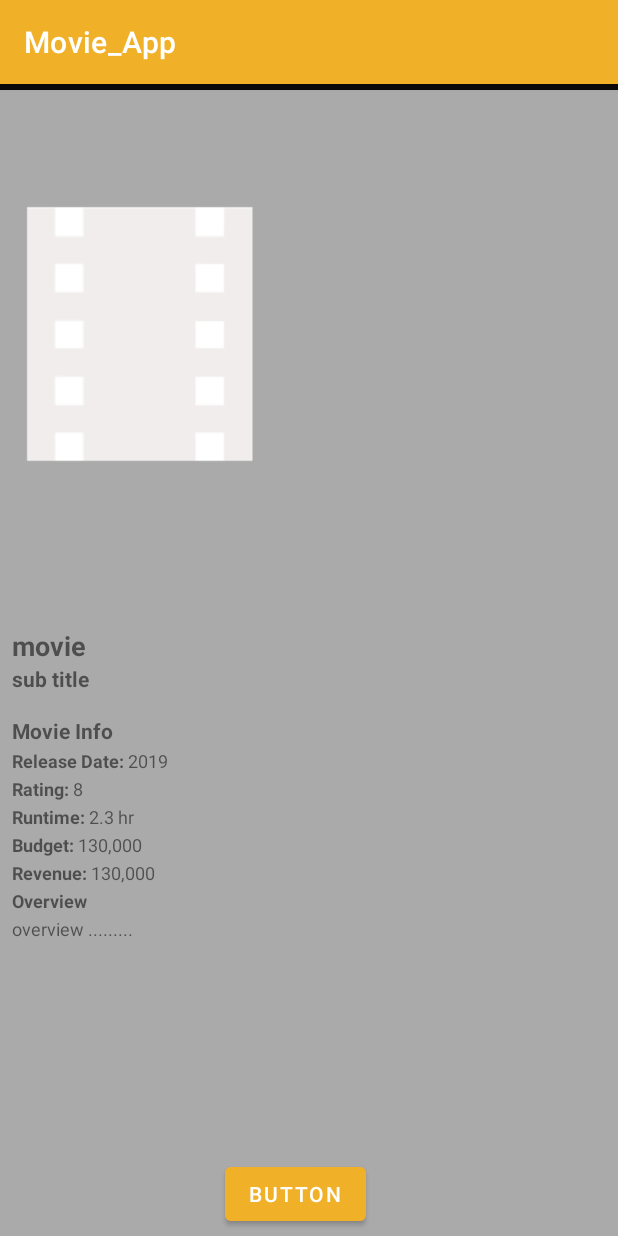
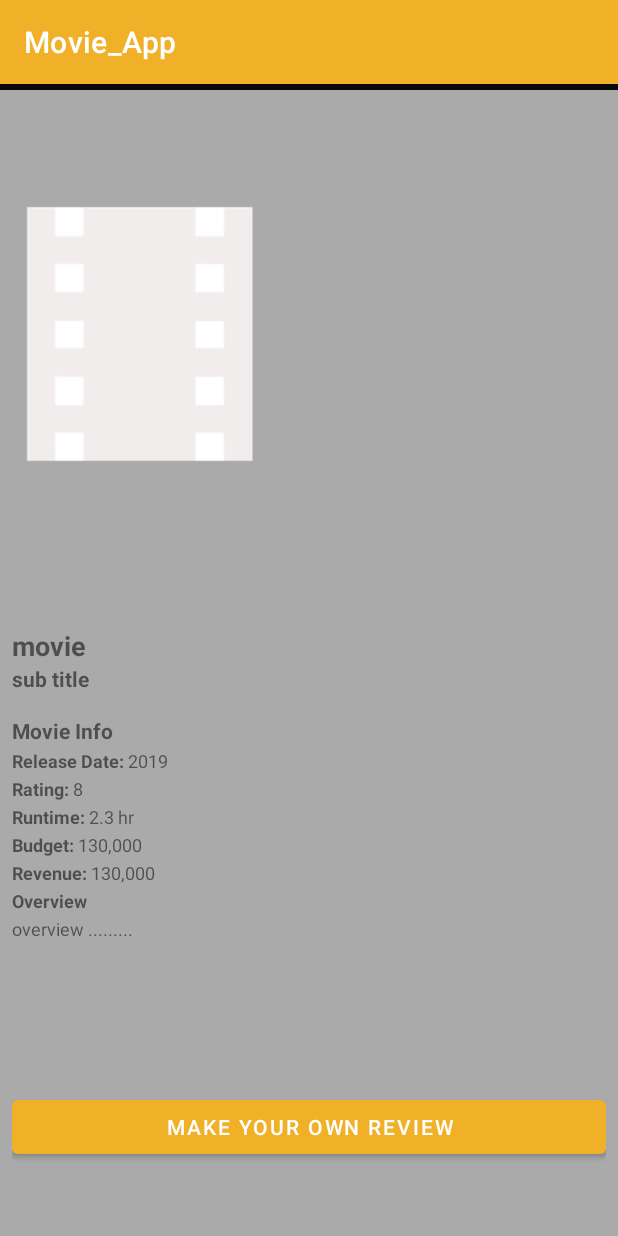
Before and after one commit to Malerhjerne/Android_MovieApp, an Android app: the fragment MovieFragment placed in its activity, on a phone screen of 412 x 824 dp. Run offline under Robolectric (Android 15) with nearby library versions, the phone set to English and light mode, and no system bars; our stand-ins replace Room's generated code; pictures from the network do not load.

Commit message:
Adding Database

```diff
--- a/app/build.gradle
+++ b/app/build.gradle
@@ -125,4 +125,8 @@ dependencies {
     implementation "androidx.fragment:fragment:$fragment_version"
     // Kotlin
     implementation "androidx.fragment:fragment-ktx:$fragment_version"
+
+
+
+
 }
--- a/app/src/main/java/com/example/movie_app/MovieFragment.kt
+++ b/app/src/main/java/com/example/movie_app/MovieFragment.kt
@@ -6,14 +6,21 @@ import android.util.Log
 import android.view.LayoutInflater
 import android.view.View
 import android.view.ViewGroup
+import android.widget.Button
 import android.widget.TextView
 import androidx.fragment.app.Fragment
+import androidx.fragment.app.FragmentActivity
+import androidx.fragment.app.commit
+import androidx.fragment.app.replace
+import kotlinx.coroutines.InternalCoroutinesApi
 
 class MovieFragment : Fragment() {
+
     override fun onCreate(savedInstanceState: Bundle?) {
         super.onCreate(savedInstanceState);
 
        var movID = arguments?.getLong("movID")
+
         /*
         bundle.putString("movTitle", movieList[position].title)
         bundle.putString("movOverview", movieList[position].overview)
@@ -22,13 +29,10 @@ class MovieFragment : Fragment() {
         bundle.putFloat("movAvgRating", movieList[position].rating)
         bundle.putString("movReleaseDate", movieList[position].releaseDate)
         */
-
         Log.i("CHEK FRAGMENT", movID.toString())
-
-
-
     }
 
+    @InternalCoroutinesApi
     override fun onCreateView(
         inflater: LayoutInflater,
         container: ViewGroup?,
@@ -36,15 +40,22 @@ class MovieFragment : Fragment() {
     ): View? {
         val v = inflater.inflate(R.layout.fragment_movie, container, false)
         val textView = v.findViewById<TextView>(R.id.movie_title)
-
-
-
-
-
-
+        val databaseBtn = v.findViewById<Button>(R.id.databaseBtn)
+       val view = view
+        databaseBtn.setOnClickListener { openMovieReviewFragment()}
 
         return v
     }
 
 
+ @InternalCoroutinesApi
+ fun openMovieReviewFragment(){
+
+
+     this.activity?.supportFragmentManager?.commit {
+         setReorderingAllowed(true)
+         replace<MovieReviewFragment>(R.id.fragment)
+
+         addToBackStack("UpcomingFragment")}
+ }
 }
--- a/app/src/main/java/com/example/movie_app/adapters/PopularMovieAdapter.kt
+++ b/app/src/main/java/com/example/movie_app/adapters/PopularMovieAdapter.kt
@@ -14,7 +14,7 @@ import androidx.fragment.app.commit
 import androidx.fragment.app.replace
 import androidx.recyclerview.widget.RecyclerView
 import com.bumptech.glide.Glide
-import com.example.movie_app.BlueFragment
+
 import com.example.movie_app.MovieFragment
 import com.example.movie_app.OnItemClickListener
 import com.example.movie_app.R
@@ -26,7 +26,7 @@ private const val api_url = "https://image.tmdb.org/t/p/w342/"
 /*https://image.tmdb.org/t/p/w342/pgqgaUx1cJb5oZQQ5v0tNARCeBp.jpg*/
 class PopularMovieAdapter() : RecyclerView.Adapter<PopularMovieAdapter.ViewHolder>() {
 
-    //var movieList = ArrayList<MovieModel>()       // used when calling api from adapter -- now api is called in viewmodel
+
     var movieViewModel = MovieViewModel()
     var movieList = movieViewModel.moviePopularArrayList
     private var pageCounter:Int = 1;
--- a/app/src/main/java/com/example/movie_app/adapters/TopRatedMovieAdapter.kt
+++ b/app/src/main/java/com/example/movie_app/adapters/TopRatedMovieAdapter.kt
@@ -13,7 +13,7 @@ import androidx.fragment.app.commit
 import androidx.fragment.app.replace
 import androidx.recyclerview.widget.RecyclerView
 import com.bumptech.glide.Glide
-import com.example.movie_app.BlueFragment
+
 import com.example.movie_app.MovieFragment
 import com.example.movie_app.OnItemClickListener
 import com.example.movie_app.R
--- a/app/src/main/java/com/example/movie_app/adapters/UpcomingMovieAdapter.kt
+++ b/app/src/main/java/com/example/movie_app/adapters/UpcomingMovieAdapter.kt
@@ -15,7 +15,7 @@ import androidx.fragment.app.*
 import androidx.recyclerview.widget.RecyclerView
 import com.bumptech.glide.Glide
 import com.example.movie_app.MovieFragment
-import com.example.movie_app.BlueFragment
+
 import com.example.movie_app.OnItemClickListener
 import com.example.movie_app.R
 import com.example.movie_app.models.MovieModel
--- /dev/null
+++ b/app/src/main/java/com/example/movie_app/database/MovieAppDatabase.kt
@@ -0,0 +1,40 @@
+package com.example.movie_app.database
+
+import android.content.Context
+import androidx.room.Database
+import androidx.room.Room
+import androidx.room.RoomDatabase
+import com.example.movie_app.models.UserReview
+import kotlinx.coroutines.InternalCoroutinesApi
+
+
+@Database(entities = [UserReview::class],version = 1, exportSchema = false)
+abstract class MovieAppDatabase : RoomDatabase() {
+
+    abstract fun userReviewDao():UserReviewDao  // For each DAO class that is associated with the database, the database class must define an abstract method that has zero arguments and returns an instance of the DAO class
+
+    @InternalCoroutinesApi
+    companion object{
+        // Singelton - only one database at same time
+        @Volatile
+        private var INSTANCE:MovieAppDatabase? =null
+
+
+        fun getDatabase (context: Context):MovieAppDatabase?{
+            //if ithe instance is not null - return it else create database
+            if(INSTANCE == null) {
+                //return INSTANCE ?: synchronized(this){
+
+                INSTANCE = Room.databaseBuilder(
+                    context.applicationContext,
+                    MovieAppDatabase::class.java,
+                    "UserReviews"
+                ).build()           // allowOnmainthred.build
+                //  INSTANCE =instance
+                // instance
+            }
+            return INSTANCE
+        }
+
+    }
+}
--- /dev/null
+++ b/app/src/main/java/com/example/movie_app/database/UserReviewDao.kt
@@ -0,0 +1,35 @@
+package com.example.movie_app.database
+import androidx.room.*
+import com.example.movie_app.models.UserReview
+
+
+@Dao
+interface UserReviewDao {
+    //  @Insert(onConflict = OnConflictStrategy.REPLACE)
+    @Insert
+    suspend fun insertAll(vararg users: UserReview)             // Inserting Object - Can have more than one Parameter
+
+    @Delete
+    suspend fun delete(user: UserReview)                           // Convenience methods that let you insert, update, and delete rows in your database without writing any SQL code.
+
+    @Query("DELETE FROM UserReview")
+    suspend fun deleteAll()
+
+    @Query("Select * From UserReview")                  // Query methods that let you write your own SQL query to interact with the database.
+    suspend fun getAll(): List<UserReview>
+
+    @Update
+    suspend fun update(user: UserReview): Int
+
+    @Query("SELECT COUNT(*) from UserReview")
+    suspend fun countReviews(): Int
+/*
+ Parameter Exampel
+    @Query("SELECT * FROM user WHERE age > :minAge")
+    fun loadAllUsersOlderThan(minAge: Int): Array<User>
+   */
+}
+
+/* Documentation
+* https://developer.android.com/training/data-storage/room/accessing-data#kotlin
+*/
--- /dev/null
+++ b/app/src/main/java/com/example/movie_app/models/UserReview.kt
@@ -0,0 +1,19 @@
+package com.example.movie_app.models
+
+import androidx.room.ColumnInfo
+import androidx.room.Entity
+import androidx.room.PrimaryKey
+
+//@Entity(tableName = "UserReview")
+@Entity
+data class UserReview(   /* By default, Room uses the class name as the database table name.  */
+
+    //  @PrimaryKey(autoGenerate = true) var uid: Int = 1,
+    @PrimaryKey() val uid:Int,
+    @ColumnInfo(name= "userame") val userName:String?,
+    @ColumnInfo(name="user_rating") val userRating:Int?,
+    @ColumnInfo(name="user_comment") val userComment:String?
+
+
+
+)
--- a/app/src/main/java/com/example/movie_app/views/MainActivity.kt
+++ b/app/src/main/java/com/example/movie_app/views/MainActivity.kt
@@ -12,14 +12,20 @@ import androidx.fragment.app.commit
 import androidx.lifecycle.ViewModelProvider
 import androidx.recyclerview.widget.LinearLayoutManager
 import androidx.recyclerview.widget.RecyclerView
-import com.example.movie_app.BlueFragment
+
 import com.example.movie_app.MovieFragment
 import com.example.movie_app.R
 import com.example.movie_app.adapters.PopularMovieAdapter
 import com.example.movie_app.adapters.TopRatedMovieAdapter
 import com.example.movie_app.adapters.UpcomingMovieAdapter
+import com.example.movie_app.database.MovieAppDatabase
 import com.example.movie_app.models.MovieModel
+import com.example.movie_app.models.UserReview
 import com.example.movie_app.viewmodels.MovieViewModel
+import kotlinx.coroutines.CoroutineScope
+import kotlinx.coroutines.Dispatchers
+import kotlinx.coroutines.InternalCoroutinesApi
+import kotlinx.coroutines.launch
 
 class MainActivity : AppCompatActivity(){
     /*ViewModel */
@@ -43,14 +49,32 @@ class MainActivity : AppCompatActivity(){
     private lateinit var recyclerViewTopRatedMovies: RecyclerView
     private lateinit var layoutManagerTopRated: RecyclerView.LayoutManager
 
+    private lateinit var movieReviewDB : MovieAppDatabase
+    private lateinit var userReview: UserReview
 
+    @InternalCoroutinesApi
     override fun onCreate(savedInstanceState: Bundle?) {
         super.onCreate(savedInstanceState)
         popularMovieAdapter = PopularMovieAdapter()
         upcomingMovieAdapter = UpcomingMovieAdapter()
         topRatedMovieAdapter = TopRatedMovieAdapter()
 
+        CoroutineScope(Dispatchers.IO).launch {
 
+
+
+            movieReviewDB = MovieAppDatabase.getDatabase(applicationContext)!!
+            if(movieReviewDB.userReviewDao().countReviews() == 0){
+
+                userReview = UserReview(
+                    uid = 1,
+                    userName = "TestPerson",
+                    userRating = 3,
+                    userComment = "SomeComment"
+
+                )
+            }
+        }
 
         setContentView(R.layout.activity_main)
         val view = this.window.decorView
@@ -135,15 +159,5 @@ class MainActivity : AppCompatActivity(){
 
     }
 
-     /*Function dosent work  */
-    fun startFragment(bundle: Bundle){
 
-            val movFragment = BlueFragment()
-        movFragment.setArguments(bundle)
-            supportFragmentManager.commit {
-                setReorderingAllowed(true)
-                add<BlueFragment>(R.id.fragment)
-
-    }
 }
-}
--- a/app/src/main/res/layout-land/activity_main.xml
+++ b/app/src/main/res/layout-land/activity_main.xml
@@ -6,12 +6,6 @@
     android:layout_width="match_parent"
     android:layout_height="match_parent"
     tools:context=".views.MainActivity">
-
-    <androidx.fragment.app.FragmentContainerView
-        android:id="@+id/fragment"
-        android:layout_width="match_parent"
-        android:layout_height="match_parent"
-        tools:layout_editor_absoluteY="4dp" />
 
     <ScrollView
         android:layout_width="match_parent"
@@ -90,5 +84,11 @@
         </LinearLayout>
     </ScrollView>
 
+    <androidx.fragment.app.FragmentContainerView
+        android:id="@+id/fragment"
+        android:layout_width="match_parent"
+        android:layout_height="match_parent"
+        tools:layout_editor_absoluteY="4dp" />
+
 
 </androidx.constraintlayout.widget.ConstraintLayout>
--- a/app/src/main/res/layout/activity_main.xml
+++ b/app/src/main/res/layout/activity_main.xml
@@ -37,16 +37,6 @@
         tools:listitem="@layout/movie_recyclerview_layout">
 
     </androidx.recyclerview.widget.RecyclerView>
-
-    <Button
-        android:id="@+id/testBtn"
-        android:layout_width="wrap_content"
-        android:layout_height="wrap_content"
-        android:layout_marginEnd="168dp"
-        android:layout_marginBottom="4dp"
-        android:text="Button"
-        app:layout_constraintBottom_toBottomOf="parent"
-        app:layout_constraintEnd_toEndOf="parent" />
 
     <androidx.recyclerview.widget.RecyclerView
         android:id="@+id/recyclerviewUpComing"
--- a/app/src/main/res/layout/fragment_movie.xml
+++ b/app/src/main/res/layout/fragment_movie.xml
@@ -11,7 +11,7 @@
         android:layout_width="match_parent"
         android:layout_height="match_parent"
         android:orientation="vertical"
-        android:clickable="true">
+        >
 
 
         <ScrollView
@@ -195,6 +195,13 @@
                         android:text="overview ........."
                         android:textSize="12sp"/>
 
+                    <Button
+                        android:id="@+id/databaseBtn"
+                        android:layout_width="match_parent"
+                        android:layout_height="wrap_content"
+                        android:layout_marginTop="100dp"
+                        android:text="Make Your Own Review" />
+
                 </LinearLayout>
 
             </LinearLayout>
--- a/app/src/main/res/layout/movie_review.xml
+++ b/app/src/main/res/layout/movie_review.xml
@@ -4,7 +4,10 @@
     xmlns:app="http://schemas.android.com/apk/res-auto"
     xmlns:tools="http://schemas.android.com/tools"
     android:layout_width="match_parent"
-    android:layout_height="match_parent">
+    android:layout_height="match_parent"
+    android:clickable="true"
+    android:background="@color/blackishBackground"
+    >
 
 
     <TextView
```
Also changed, not shown: app/src/main/java/com/example/movie_app/BlueFragment.kt (deleted, +0 -64 lines), app/src/main/java/com/example/movie_app/MovieReviewFragment.kt (added, +90 -0 lines), app/src/main/res/layout/bluefragment.xml (deleted, +0 -23 lines).
